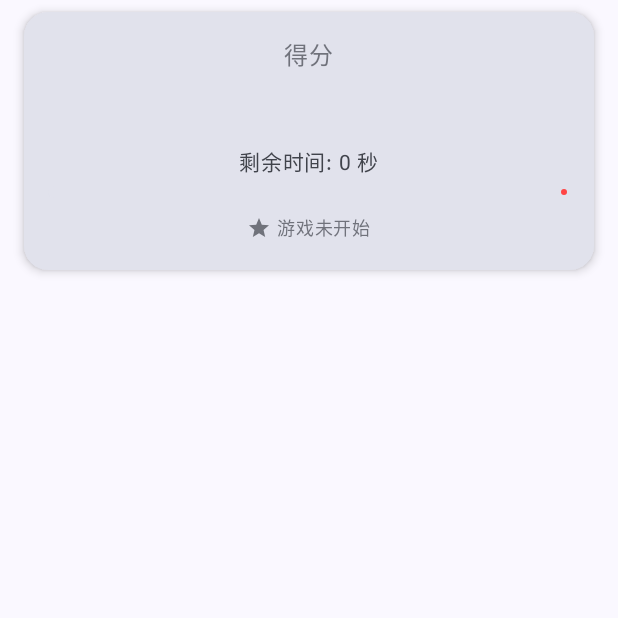
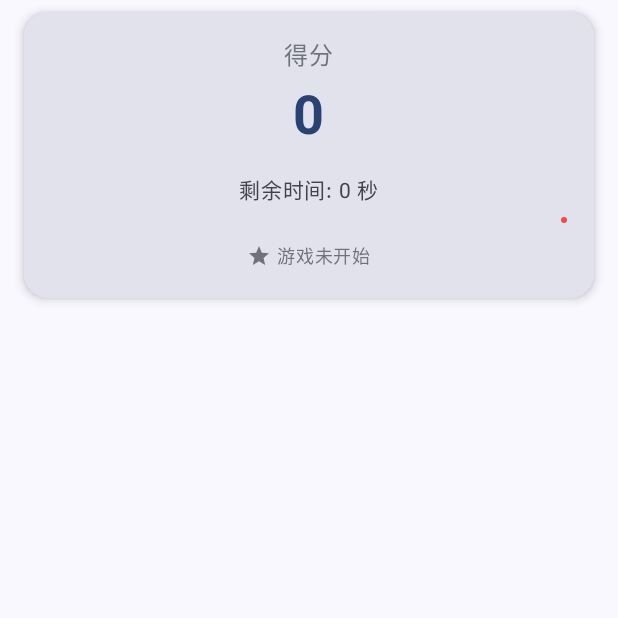
Before and after one commit to JQ2020/WhackAMole, an Android app built with Jetpack Compose: the composable GameInfoCard called with empty values, on a phone screen of 412 x 824 dp, the top half of it. Run offline under Robolectric (Android 15) with nearby library versions, the phone set to English and light mode, and no system bars.

Commit message:
- 提交信息：优化游戏界面，修复游戏开始时界面闪动问题

```diff
--- a/app/src/main/java/com/example/myapplication/ui/screens/GameScreen.kt
+++ b/app/src/main/java/com/example/myapplication/ui/screens/GameScreen.kt
@@ -41,6 +41,7 @@ fun GameScreen(viewModel: GameViewModel) {
     }
 
     LaunchedEffect(gameState.score) {
+        if (gameState.score > 0) {  // 只在分数大于0时执行动画
             scoreAnimation.animateTo(
                 targetValue = 1f,
                 animationSpec = spring(
@@ -52,6 +53,7 @@ fun GameScreen(viewModel: GameViewModel) {
                 targetValue = 0f,
                 animationSpec = tween(150)
             )
+        }
     }
 
     // 计时器动画
@@ -181,7 +183,7 @@ private fun GameInfoCard(
             // 分数显示
             Text(
                 text = "$score",
-                fontSize = 36.sp * scoreScale,
+                fontSize = 36.sp * (if (score > 0) scoreScale else 1f),
                 fontWeight = FontWeight.Bold,
                 color = MaterialTheme.colorScheme.primary,
                 modifier = Modifier.padding(bottom = 16.dp)
```
Lines whose indentation alone changed are shown as unchanged.
